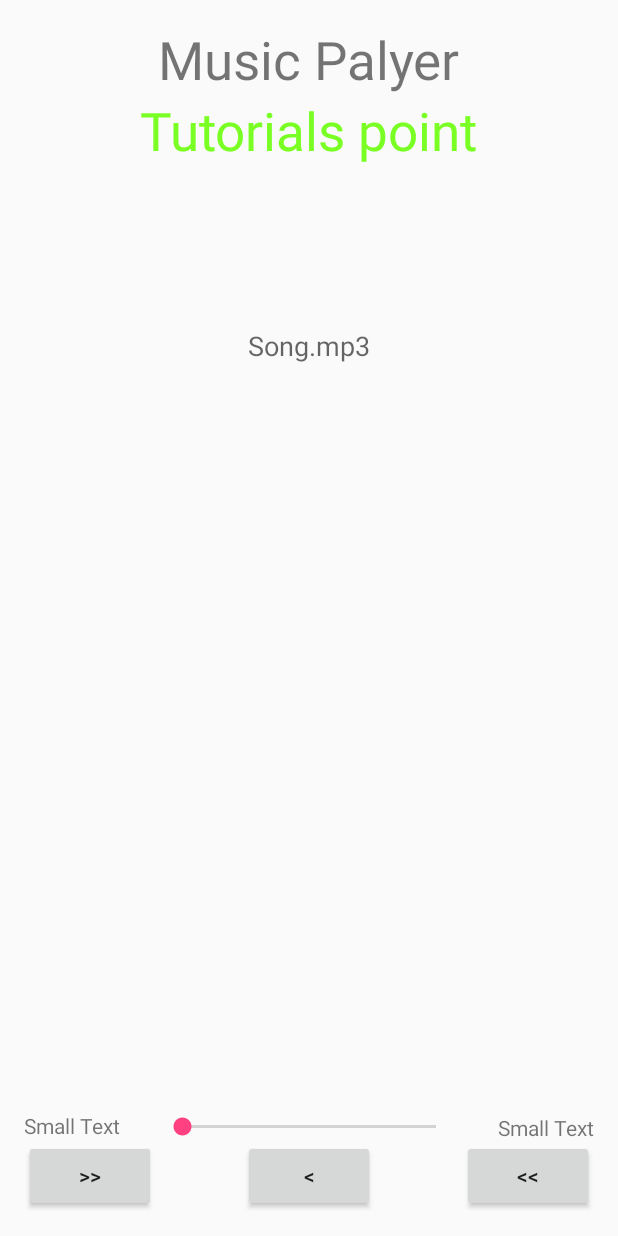
After one commit to Cclawson/MapApp, an Android app: the MusicPlayerActivity screen opened directly, with no data from a screen before it, on a phone screen of 412 x 824 dp. The commit adds this screen. Run offline under Robolectric (Android 15) with nearby library versions, the phone set to English and light mode, and no system bars.

Commit message:
adding the music player files

```diff
--- /dev/null
+++ b/MapApp2/app/src/main/java/com/example/mapapp/MusicPlayerActivity.java
@@ -0,0 +1,147 @@
+package com.example.mapapp;
+
+
+import android.app.Activity;
+import android.media.MediaPlayer;
+import android.os.Bundle;
+import android.os.Handler;
+import android.view.View;
+
+import android.widget.Button;
+import android.widget.ImageView;
+import android.widget.SeekBar;
+import android.widget.TextView;
+import android.widget.Toast;
+
+import java.util.concurrent.TimeUnit;
+
+
+public class MusicPlayerActivity extends Activity {
+    private Button b1, b2, b3, b4;
+    private ImageView iv;
+    private MediaPlayer mediaPlayer;
+
+    private double startTime = 0;
+    private double finalTime = 0;
+
+    private Handler myHandler = new Handler();
+    ;
+    private int forwardTime = 5000;
+    private int backwardTime = 5000;
+    private SeekBar seekbar;
+    private TextView tx1, tx2, tx3;
+
+    public static int oneTimeOnly = 0;
+
+    @Override
+    protected void onCreate(Bundle savedInstanceState) {
+        super.onCreate(savedInstanceState);
+        setContentView(R.layout.music_activity);
+
+        b1 = (Button) findViewById(R.id.button);
+        b2 = (Button) findViewById(R.id.button2);
+        b3 = (Button) findViewById(R.id.button3);
+        b4 = (Button) findViewById(R.id.button4);
+
+        tx1 = (TextView) findViewById(R.id.textView2);
+        tx2 = (TextView) findViewById(R.id.textView3);
+        tx3 = (TextView) findViewById(R.id.textView4);
+        tx3.setText("Song.mp3");
+
+        mediaPlayer = MediaPlayer.create(this, R.raw.bensounddubstep);
+        seekbar = (SeekBar) findViewById(R.id.seekBar);
+        seekbar.setClickable(false);
+        b2.setEnabled(false);
+
+        b3.setOnClickListener(new View.OnClickListener() {
+            @Override
+            public void onClick(View v) {
+                Toast.makeText(getApplicationContext(), "Playing sound",Toast.LENGTH_SHORT).show();
+                        mediaPlayer.start();
+
+                finalTime = mediaPlayer.getDuration();
+                startTime = mediaPlayer.getCurrentPosition();
+
+                if (oneTimeOnly == 0) {
+                    seekbar.setMax((int) finalTime);
+                    oneTimeOnly = 1;
+                }
+
+                tx2.setText(String.format("%d min, %d sec",
+                        TimeUnit.MILLISECONDS.toMinutes((long) finalTime),
+                        TimeUnit.MILLISECONDS.toSeconds((long) finalTime) -
+                                TimeUnit.MINUTES.toSeconds(TimeUnit.MILLISECONDS.toMinutes((long)
+                                        finalTime)))
+                );
+
+                tx1.setText(String.format("%d min, %d sec",
+                        TimeUnit.MILLISECONDS.toMinutes((long) startTime),
+                        TimeUnit.MILLISECONDS.toSeconds((long) startTime) -
+                                TimeUnit.MINUTES.toSeconds(TimeUnit.MILLISECONDS.toMinutes((long)
+                                        startTime)))
+                );
+
+                seekbar.setProgress((int) startTime);
+                myHandler.postDelayed(UpdateSongTime, 100);
+                b2.setEnabled(true);
+                b3.setEnabled(false);
+            }
+        });
+
+        b2.setOnClickListener(new View.OnClickListener() {
+            @Override
+            public void onClick(View v) {
+                Toast.makeText(getApplicationContext(), "Pausing sound",Toast.LENGTH_SHORT).show();
+                        mediaPlayer.pause();
+                b2.setEnabled(false);
+                b3.setEnabled(true);
+            }
+        });
+
+        b1.setOnClickListener(new View.OnClickListener() {
+            @Override
+            public void onClick(View v) {
+                int temp = (int) startTime;
+
+                if ((temp + forwardTime) <= finalTime) {
+                    startTime = startTime + forwardTime;
+                    mediaPlayer.seekTo((int) startTime);
+                    Toast.makeText(getApplicationContext(), "You have Jumped forward 5 seconds",Toast.LENGTH_SHORT).show();
+                } else {
+                    Toast.makeText(getApplicationContext(), "Cannot jump forward 5 seconds",Toast.LENGTH_SHORT).show();
+                }
+            }
+        });
+
+        b4.setOnClickListener(new View.OnClickListener() {
+            @Override
+            public void onClick(View v) {
+                int temp = (int) startTime;
+
+                if ((temp - backwardTime) > 0) {
+                    startTime = startTime - backwardTime;
+                    mediaPlayer.seekTo((int) startTime);
+                    Toast.makeText(getApplicationContext(), "You have Jumped backward 5 seconds",Toast.LENGTH_SHORT).show();
+                } else {
+                    Toast.makeText(getApplicationContext(), "Cannot jump backward 5 seconds",Toast.LENGTH_SHORT).show();
+                }
+            }
+        });
+    }
+
+    private Runnable UpdateSongTime = new Runnable() {
+        public void run() {
+            startTime = mediaPlayer.getCurrentPosition();
+            tx1.setText(String.format("%d min, %d sec",
+                    TimeUnit.MILLISECONDS.toMinutes((long) startTime),
+                    TimeUnit.MILLISECONDS.toSeconds((long) startTime) -
+                            TimeUnit.MINUTES.toSeconds(TimeUnit.MILLISECONDS.
+                                    toMinutes((long) startTime)))
+            );
+            seekbar.setProgress((int) startTime);
+            myHandler.postDelayed(this, 100);
+        }
+    };
+
+
+}
--- /dev/null
+++ b/MapApp2/app/src/main/res/layout/music_activity.xml
@@ -0,0 +1,101 @@
+<?xml version="1.0" encoding="utf-8"?>
+<RelativeLayout xmlns:android="http://schemas.android.com/apk/res/android"
+    xmlns:tools="http://schemas.android.com/tools"
+    android:layout_width="match_parent"
+    android:layout_height="match_parent"
+    android:paddingBottom="@dimen/activity_vertical_margin"
+    android:paddingLeft="@dimen/activity_horizontal_margin"
+    android:paddingRight="@dimen/activity_horizontal_margin"
+    android:paddingTop="@dimen/activity_vertical_margin"
+    tools:context=".MainActivity">
+
+    <TextView
+        android:id="@+id/textview"
+        android:layout_width="wrap_content"
+        android:layout_height="wrap_content"
+        android:layout_alignParentTop="true"
+        android:layout_centerHorizontal="true"
+        android:text="Music Palyer"
+        android:textSize="35dp" />
+
+    <TextView
+        android:id="@+id/textView"
+        android:layout_width="wrap_content"
+        android:layout_height="wrap_content"
+        android:layout_below="@+id/textview"
+        android:layout_centerHorizontal="true"
+        android:text="Tutorials point"
+        android:textColor="#ff7aff24"
+        android:textSize="35dp" />
+
+    <Button
+        android:id="@+id/button"
+        android:layout_width="wrap_content"
+        android:layout_height="wrap_content"
+        android:layout_alignParentBottom="true"
+        android:layout_alignParentLeft="true"
+        android:layout_alignParentStart="true"
+        android:text="@string/forward" />
+
+    <Button
+        android:id="@+id/button2"
+        android:layout_width="wrap_content"
+        android:layout_height="wrap_content"
+        android:layout_alignParentBottom="true"
+        android:text="@string/pause" />
+
+    <SeekBar
+        android:id="@+id/seekBar"
+        android:layout_width="wrap_content"
+        android:layout_height="wrap_content"
+        android:layout_above="@+id/button"
+        android:layout_alignEnd="@+id/textview"
+        android:layout_alignLeft="@+id/textview"
+        android:layout_alignRight="@+id/textview"
+        android:layout_alignStart="@+id/textview" />
+
+    <TextView
+        android:id="@+id/textView2"
+        android:layout_width="wrap_content"
+        android:layout_height="wrap_content"
+        android:layout_above="@+id/button"
+        android:layout_alignParentStart="true"
+        android:text="Small Text"
+        android:textAppearance="?android:attr/textAppearanceSmall" />
+
+    <TextView
+        android:id="@+id/textView4"
+        android:layout_width="wrap_content"
+        android:layout_height="wrap_content"
+        android:layout_below="@+id/textView"
+        android:layout_centerHorizontal="true"
+        android:layout_marginTop="107dp"
+        android:text="Medium Text"
+        android:textAppearance="?android:attr/textAppearanceMedium" />
+
+    <Button
+        android:id="@+id/button4"
+        android:layout_width="wrap_content"
+        android:layout_height="wrap_content"
+        android:layout_alignParentBottom="true"
+        android:layout_alignParentEnd="true"
+        android:text="@string/rewind" />
+
+    <Button
+        android:id="@+id/button3"
+        android:layout_width="wrap_content"
+        android:layout_height="wrap_content"
+        android:layout_alignParentBottom="true"
+        android:layout_centerHorizontal="true"
+        android:text="@string/back" />
+
+    <TextView
+        android:id="@+id/textView3"
+        android:layout_width="wrap_content"
+        android:layout_height="wrap_content"
+        android:layout_alignParentEnd="true"
+        android:layout_alignTop="@+id/seekBar"
+        android:text="Small Text"
+        android:textAppearance="?android:attr/textAppearanceSmall" />
+
+</RelativeLayout>
--- a/MapApp2/app/src/main/res/values/strings.xml
+++ b/MapApp2/app/src/main/res/values/strings.xml
@@ -1,3 +1,7 @@
 <resources>
     <string name="app_name">MapApp</string>
+]    <string name="back"><![CDATA[<]]></string>
+    <string name="rewind"><![CDATA[<<]]></string>
+    <string name="forward"><![CDATA[>>]]></string>
+    <string name="pause">||</string>
 </resources>
```
Also changed, not shown: MapApp2/app/src/main/AndroidManifest.xml (+6 -1 lines), MapApp2/app/src/main/java/com/example/mapapp/MainActivity.java (+70 -0 lines), MapApp2/app/src/main/java/com/example/mapapp/Song.java (added, +21 -0 lines), MapApp2/app/src/main/res/layout/activity_main.xml (+11 -3 lines), 1 other file.
